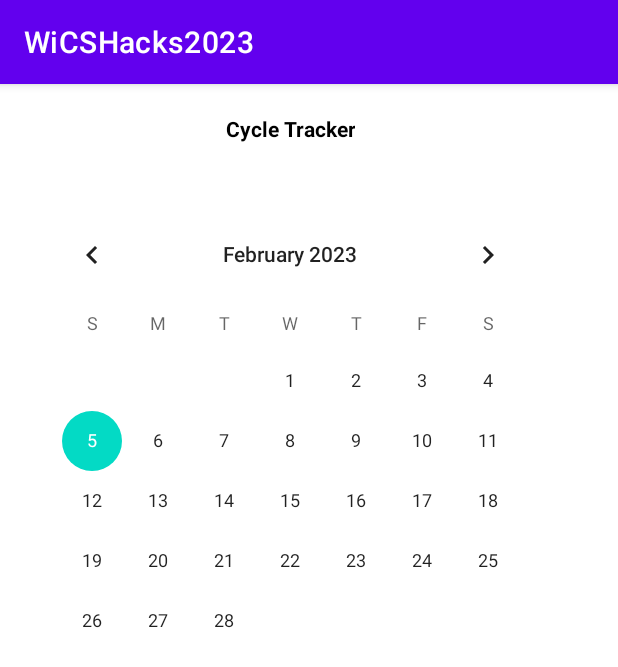
After one commit to sakura-lxver/WiCSHacks2023, an Android app: the fragment Tracker shown on its own in the app's theme, on a phone screen of 412 x 824 dp. The commit adds this screen. Shown: the top 667 px of the screen. Run offline under Robolectric (Android 15) with nearby library versions, the phone set to English and light mode, and no system bars.

Commit message:
xml for tracker

```diff
--- /dev/null
+++ b/app/src/main/java/com/alea/wicshacks2023/Tracker.kt
@@ -0,0 +1,59 @@
+package com.alea.wicshacks2023
+
+import android.os.Bundle
+import androidx.fragment.app.Fragment
+import android.view.LayoutInflater
+import android.view.View
+import android.view.ViewGroup
+
+// TODO: Rename parameter arguments, choose names that match
+// the fragment initialization parameters, e.g. ARG_ITEM_NUMBER
+private const val ARG_PARAM1 = "param1"
+private const val ARG_PARAM2 = "param2"
+
+/**
+ * A simple [Fragment] subclass.
+ * Use the [Tracker.newInstance] factory method to
+ * create an instance of this fragment.
+ */
+class Tracker : Fragment() {
+    // TODO: Rename and change types of parameters
+    private var param1: String? = null
+    private var param2: String? = null
+
+    override fun onCreate(savedInstanceState: Bundle?) {
+        super.onCreate(savedInstanceState)
+        arguments?.let {
+            param1 = it.getString(ARG_PARAM1)
+            param2 = it.getString(ARG_PARAM2)
+        }
+    }
+
+    override fun onCreateView(
+        inflater: LayoutInflater, container: ViewGroup?,
+        savedInstanceState: Bundle?
+    ): View? {
+        // Inflate the layout for this fragment
+        return inflater.inflate(R.layout.fragment_tracker, container, false)
+    }
+
+    companion object {
+        /**
+         * Use this factory method to create a new instance of
+         * this fragment using the provided parameters.
+         *
+         * @param param1 Parameter 1.
+         * @param param2 Parameter 2.
+         * @return A new instance of fragment Tracker.
+         */
+        // TODO: Rename and change types and number of parameters
+        @JvmStatic
+        fun newInstance(param1: String, param2: String) =
+            Tracker().apply {
+                arguments = Bundle().apply {
+                    putString(ARG_PARAM1, param1)
+                    putString(ARG_PARAM2, param2)
+                }
+            }
+    }
+}
--- /dev/null
+++ b/app/src/main/res/layout/fragment_tracker.xml
@@ -0,0 +1,28 @@
+<?xml version="1.0" encoding="utf-8"?>
+<FrameLayout xmlns:android="http://schemas.android.com/apk/res/android"
+    xmlns:tools="http://schemas.android.com/tools"
+    android:layout_width="match_parent"
+    android:layout_height="match_parent"
+    tools:context=".Tracker">
+
+    <!-- TODO: Update blank fragment layout -->
+
+    <TextView
+        android:layout_width="wrap_content"
+        android:layout_height="wrap_content"
+        android:layout_marginLeft="150dp"
+        android:layout_marginTop="20dp"
+        android:text="Cycle Tracker"
+        android:textAlignment="center"
+        android:textColor="@color/black"
+        android:textStyle="bold" />
+
+    <CalendarView
+        android:layout_marginTop="80dp"
+        android:layout_marginLeft="19dp"
+        android:layout_width="wrap_content"
+        android:layout_height="wrap_content" />
+
+
+
+</FrameLayout>
--- a/app/src/main/res/values/strings.xml
+++ b/app/src/main/res/values/strings.xml
@@ -9,4 +9,6 @@
     <string name="tab_text_7">Tracker</string>
     <string name="tab_text_8">Myth Busters</string>
     <string name="tab_text_9">Contact Doctor</string>
+    <!-- TODO: Remove or change this placeholder text -->
+    <string name="hello_blank_fragment">Hello blank fragment</string>
 </resources>
```
